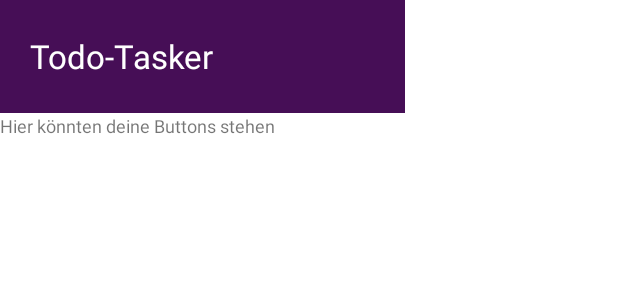
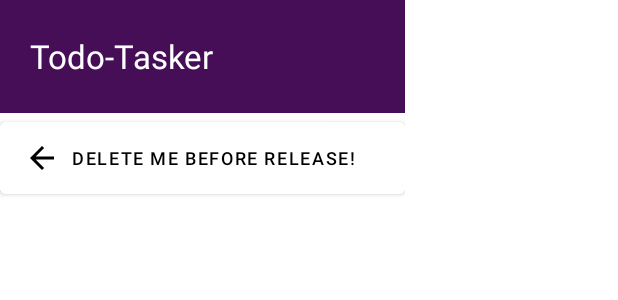
Before and after one commit to seichr/Team_02, an Android app: the layout burgermenu_window.xml on its own in the app's theme, with its tools: preview values and no code run, on a phone screen of 412 x 824 dp. Shown: the top 300 px of the screen. Run offline under Robolectric (Android 15) with nearby library versions, the phone set to English and light mode, and no system bars.

Commit message:
[TT-026] Added example button to menu [CS, BG]

```diff
--- a/TodoTasker/app/src/main/res/layout/burgermenu_window.xml
+++ b/TodoTasker/app/src/main/res/layout/burgermenu_window.xml
@@ -1,6 +1,7 @@
 <?xml version="1.0" encoding="utf-8"?>
 <RelativeLayout
     xmlns:android="http://schemas.android.com/apk/res/android"
+    xmlns:app="http://schemas.android.com/apk/res-auto"
     android:layout_width="wrap_content"
     android:layout_height="match_parent"
     android:background="@color/white">
@@ -21,11 +22,25 @@
             android:textColor="@color/white"/>
     </RelativeLayout>
 
+    <Button
+        android:id="@+id/button_example"
+        android:layout_width="270dp"
+        android:layout_height="60dp"
+        android:layout_below="@id/layout_purple_zone"
+        android:backgroundTint="@color/white"
+        android:text="DELETE ME BEFORE RELEASE!"
+        android:textColor="@color/black"
+        android:textSize="12sp"
+        android:textAlignment="textStart"
+        app:icon="@drawable/abc_vector_test"
+        app:iconTint="#000000" />
+        <!-- android:onClick="Funktionsname" -->
+
     <TextView
         android:id="@+id/text_burgermenu_placeholder"
         android:layout_width="270dp"
         android:layout_height="match_parent"
-        android:layout_below="@id/layout_purple_zone"
-        android:text="Hier könnten deine Buttons stehen"
+        android:layout_below="@id/button_example"
+        android:text=""
         android:textSize="12sp" />
 </RelativeLayout>
```
